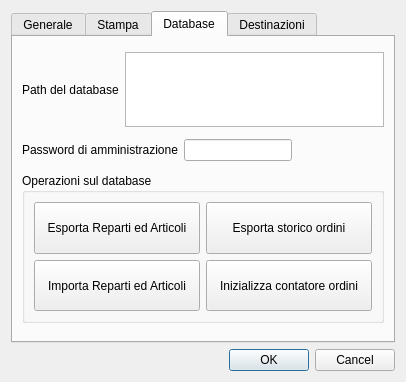
The window that src/configurazionedlg.ui (mtonin/gestcassa) describes before a commit, drawn with Qt 5.
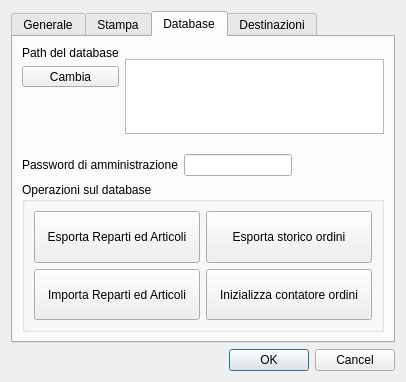
The same window after the commit. The open tabs and pages were chosen to show the change. Icons and pictures are not drawn. Custom widgets are drawn as their Qt base class.

```diff
--- a/src/configurazionedlg.ui
+++ b/src/configurazionedlg.ui
@@ -308,11 +308,41 @@
        <item>
         <layout class="QHBoxLayout" name="horizontalLayout_4">
          <item>
+          <layout class="QVBoxLayout" name="verticalLayout_3">
+           <item>
           <widget class="QLabel" name="label_3">
            <property name="text">
             <string>Path del database</string>
            </property>
           </widget>
+           </item>
+           <item>
+            <widget class="QToolButton" name="dbBtn">
+             <property name="sizePolicy">
+              <sizepolicy hsizetype="Preferred" vsizetype="Fixed">
+               <horstretch>0</horstretch>
+               <verstretch>0</verstretch>
+              </sizepolicy>
+             </property>
+             <property name="text">
+              <string>Cambia</string>
+             </property>
+            </widget>
+           </item>
+           <item>
+            <spacer name="verticalSpacer_2">
+             <property name="orientation">
+              <enum>Qt::Vertical</enum>
+             </property>
+             <property name="sizeHint" stdset="0">
+              <size>
+               <width>20</width>
+               <height>20</height>
+              </size>
+             </property>
+            </spacer>
+           </item>
+          </layout>
          </item>
          <item>
           <widget class="QPlainTextEdit" name="dbPathTxt">
```
Left out of the diff: 4 changed lines with no effect on the pictures. Lines whose indentation alone changed are shown as unchanged.
